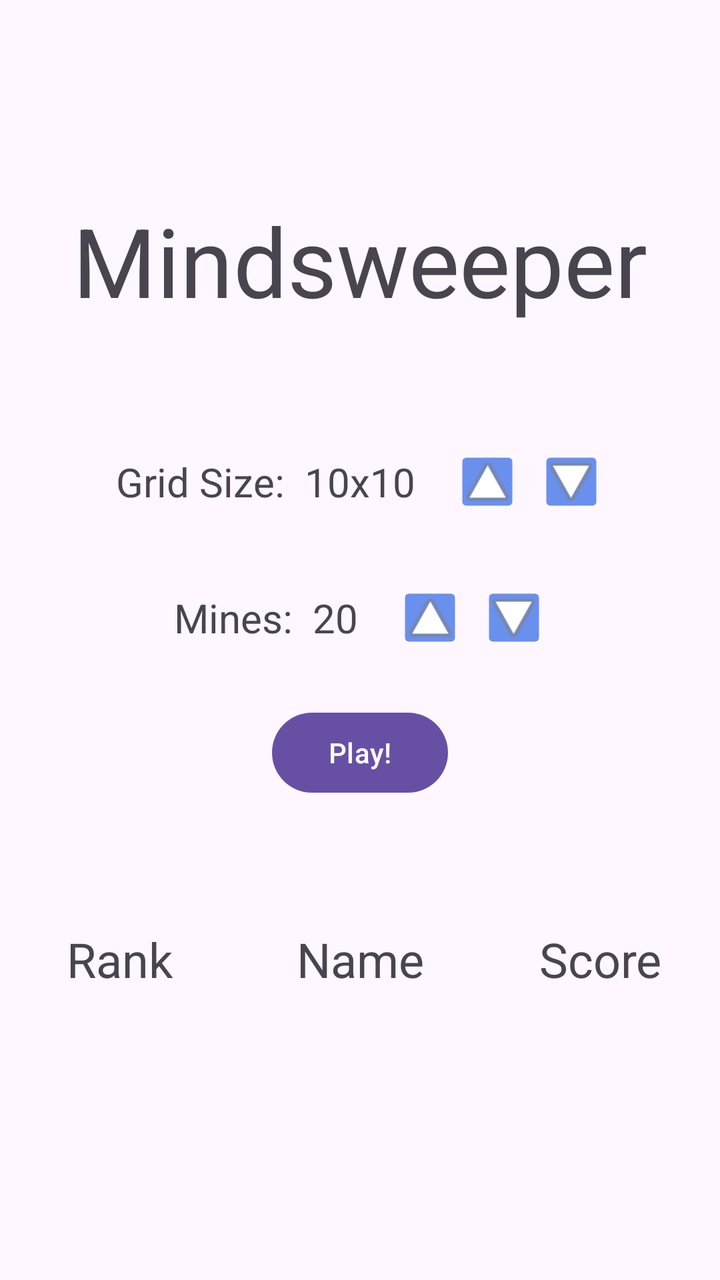
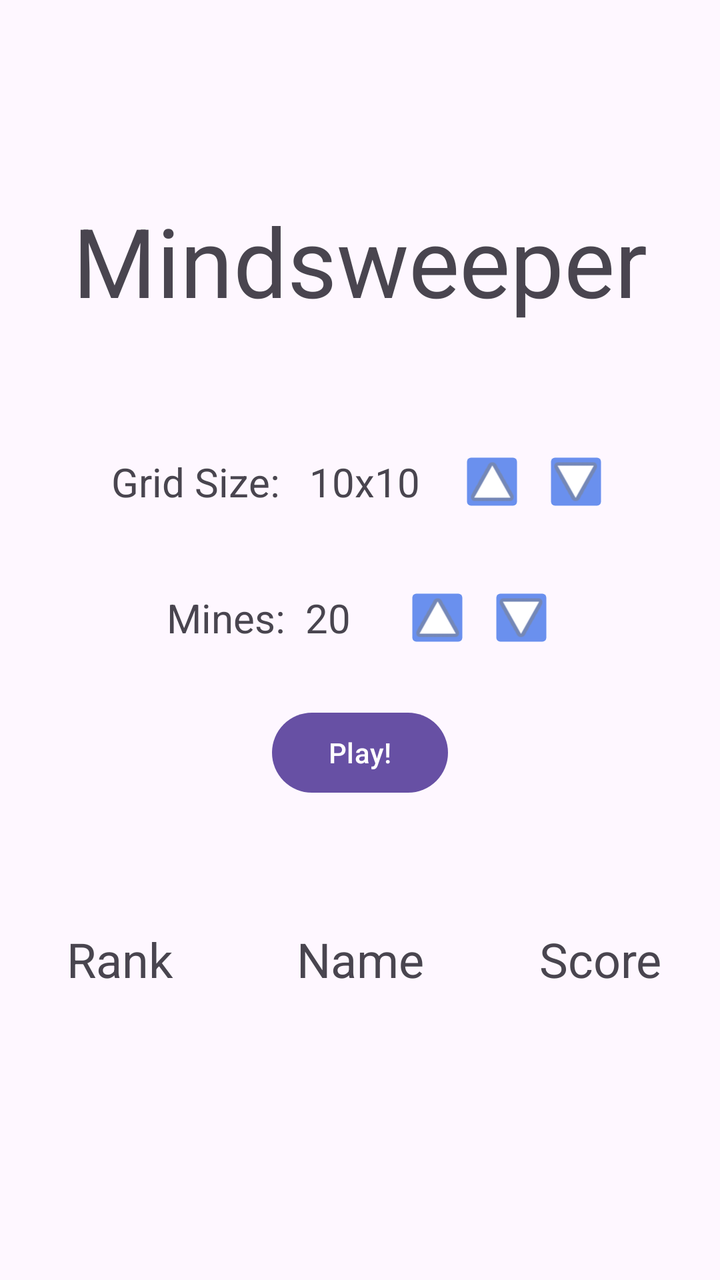

Two renders of the same Android screen: before a commit and after it. Below are the layout's source before the change and the commit's diff.
<!-- AndroidManifest.xml: application theme Theme.Minesweeper -->
<!-- res/layout/activity_main.xml -->
<?xml version="1.0" encoding="utf-8"?>
<androidx.constraintlayout.widget.ConstraintLayout xmlns:android="http://schemas.android.com/apk/res/android"
    xmlns:app="http://schemas.android.com/apk/res-auto"
    xmlns:tools="http://schemas.android.com/tools"
    android:id="@+id/main"
    android:layout_width="match_parent"
    android:layout_height="match_parent"
    android:onClick="onPress">


    <LinearLayout
        android:id="@+id/center"
        android:layout_width="0dp"
        android:layout_height="wrap_content"
        android:layout_marginBottom="11dp"
        android:gravity="center"
        android:orientation="horizontal"
        app:layout_constraintBottom_toTopOf="@+id/linearLayout11"
        app:layout_constraintEnd_toEndOf="parent"
        app:layout_constraintStart_toStartOf="parent"
        app:layout_constraintTop_toBottomOf="@+id/textView2">

        <TextView
            android:id="@+id/textView3"
            android:layout_width="wrap_content"
            android:layout_height="wrap_content"
            android:text="Grid Size:"
            android:textSize="20sp" />

        <TextView
            android:id="@+id/grid_display"
            android:layout_width="wrap_content"
            android:layout_height="27dp"
            android:layout_margin="10dp"
            android:gravity="end"
            android:text="10x10"
            android:textSize="20sp" />

        <ImageButton
            android:id="@+id/up_arrow_button_grid"
            android:layout_width="32dp"
            android:layout_height="37dp"
            android:layout_margin="10dp"
            android:backgroundTint="#6A90EE"
            android:onClick="onPress"
            android:rotation="-90"
            app:srcCompat="@android:drawable/ic_media_play" />

        <ImageButton
            android:id="@+id/down_arrow_button_grid"
            android:layout_width="32dp"
            android:layout_height="37dp"
            android:backgroundTint="#6A90EE"
            android:onClick="onPress"
            android:rotation="90"
            app:srcCompat="@android:drawable/ic_media_play" />
    </LinearLayout>

    <TextView
        android:id="@+id/textView2"
        android:layout_width="wrap_content"
        android:layout_height="wrap_content"
        android:layout_marginTop="98dp"
        android:layout_marginBottom="50dp"
        android:text="Mindsweeper"
        android:textSize="48sp"
        app:layout_constraintBottom_toTopOf="@+id/center"
        app:layout_constraintEnd_toEndOf="parent"
        app:layout_constraintStart_toStartOf="parent"
        app:layout_constraintTop_toTopOf="parent" />

    <LinearLayout
        android:id="@+id/linearLayout11"
        android:layout_width="0dp"
        android:layout_height="wrap_content"
        android:layout_marginBottom="15dp"
        android:gravity="center"
        android:orientation="horizontal"
        app:layout_constraintBottom_toTopOf="@+id/button"
        app:layout_constraintEnd_toEndOf="parent"
        app:layout_constraintStart_toStartOf="parent"
        app:layout_constraintTop_toBottomOf="@+id/center">

        <TextView
            android:id="@+id/textView4"
            android:layout_width="wrap_content"
            android:layout_height="wrap_content"
            android:text="Mines:"
            android:textSize="20sp" />

        <TextView
            android:id="@+id/mine_display"
            android:layout_width="wrap_content"
            android:layout_height="wrap_content"
            android:layout_margin="10dp"
            android:text="20"
            android:textSize="20sp" />

        <ImageButton
            android:id="@+id/up_arrow_button_mines"
            android:layout_width="32dp"
            android:layout_height="37dp"
            android:layout_margin="10dp"
            android:backgroundTint="#6A90EE"
            android:onClick="onPress"
            android:rotation="-90"
            app:srcCompat="@android:drawable/ic_media_play" />

        <ImageButton
            android:id="@+id/down_arrow_button_mines"
            android:layout_width="32dp"
            android:layout_height="37dp"
            android:backgroundTint="#6A90EE"
            android:onClick="onPress"
            android:rotation="90"
            app:srcCompat="@android:drawable/ic_media_play" />
    </LinearLayout>

    <Button
        android:id="@+id/button"
        android:layout_width="wrap_content"
        android:layout_height="wrap_content"
        android:layout_marginBottom="48dp"
        android:onClick="checkSettings"
        android:text="Play!"
        app:layout_constraintBottom_toTopOf="@+id/linearLayout10"
        app:layout_constraintEnd_toEndOf="parent"
        app:layout_constraintStart_toStartOf="parent"
        app:layout_constraintTop_toBottomOf="@+id/linearLayout11" />

    <androidx.recyclerview.widget.RecyclerView
        android:id="@+id/score_recycler"
        android:layout_width="0dp"
        android:layout_height="0dp"
        android:layout_marginBottom="1dp"
        android:scrollbarStyle="insideOverlay"
        android:scrollbars="vertical"
        android:verticalScrollbarPosition="right"
        app:layout_constraintBottom_toBottomOf="parent"
        app:layout_constraintEnd_toEndOf="parent"
        app:layout_constraintStart_toStartOf="parent"
        app:layout_constraintTop_toBottomOf="@+id/linearLayout10" />


    <LinearLayout
        android:id="@+id/linearLayout10"
        android:layout_width="0dp"
        android:layout_height="wrap_content"
        android:layout_marginBottom="21dp"
        android:orientation="horizontal"
        app:layout_constraintBottom_toTopOf="@+id/score_recycler"
        app:layout_constraintEnd_toEndOf="parent"
        app:layout_constraintStart_toStartOf="parent"
        app:layout_constraintTop_toBottomOf="@+id/button">

        <TextView
            android:id="@+id/textView5"
            android:layout_width="match_parent"
            android:layout_height="wrap_content"
            android:layout_margin="10dp"
            android:layout_weight="1"
            android:gravity="center"
            android:padding="5dp"
            android:text="Rank"
            android:textSize="24dp" />

        <TextView
            android:id="@+id/textView7"
            android:layout_width="match_parent"
            android:layout_height="match_parent"
            android:layout_margin="10dp"
            android:layout_weight="1"
            android:gravity="center"
            android:padding="5dp"
            android:text="Name"
            android:textSize="24dp" />

        <TextView
            android:id="@+id/textView8"
            android:layout_width="match_parent"
            android:layout_height="match_parent"
            android:layout_margin="10dp"
            android:layout_weight="1"
            android:gravity="center"
            android:padding="5dp"
            android:text="Score"
            android:textSize="24dp" />

    </LinearLayout>

</androidx.constraintlayout.widget.ConstraintLayout>
<!-- resources referenced by this layout -->
<resources>
  <style name="Theme.Minesweeper" parent="Base.Theme.Minesweeper" />
  <style name="Base.Theme.Minesweeper" parent="Theme.Material3.DayNight.NoActionBar">
          
          
      </style>
</resources>

<!-- the commit's change to res/layout/activity_main.xml (unified diff, before → after) -->
@@ -29,7 +29,7 @@
 
         <TextView
             android:id="@+id/grid_display"
-            android:layout_width="wrap_content"
+            android:layout_width="60dp"
             android:layout_height="27dp"
             android:layout_margin="10dp"
             android:gravity="end"
@@ -90,7 +90,7 @@
 
         <TextView
             android:id="@+id/mine_display"
-            android:layout_width="wrap_content"
+            android:layout_width="30dp"
             android:layout_height="wrap_content"
             android:layout_margin="10dp"
             android:text="20"
